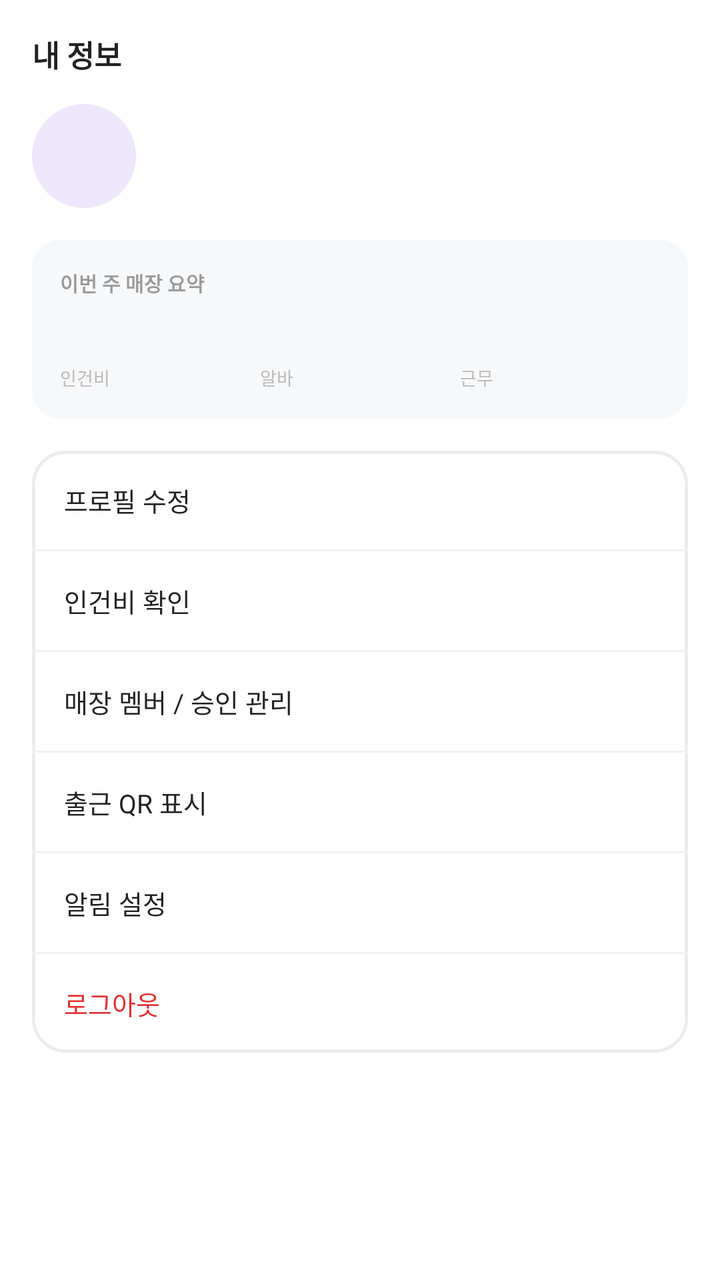
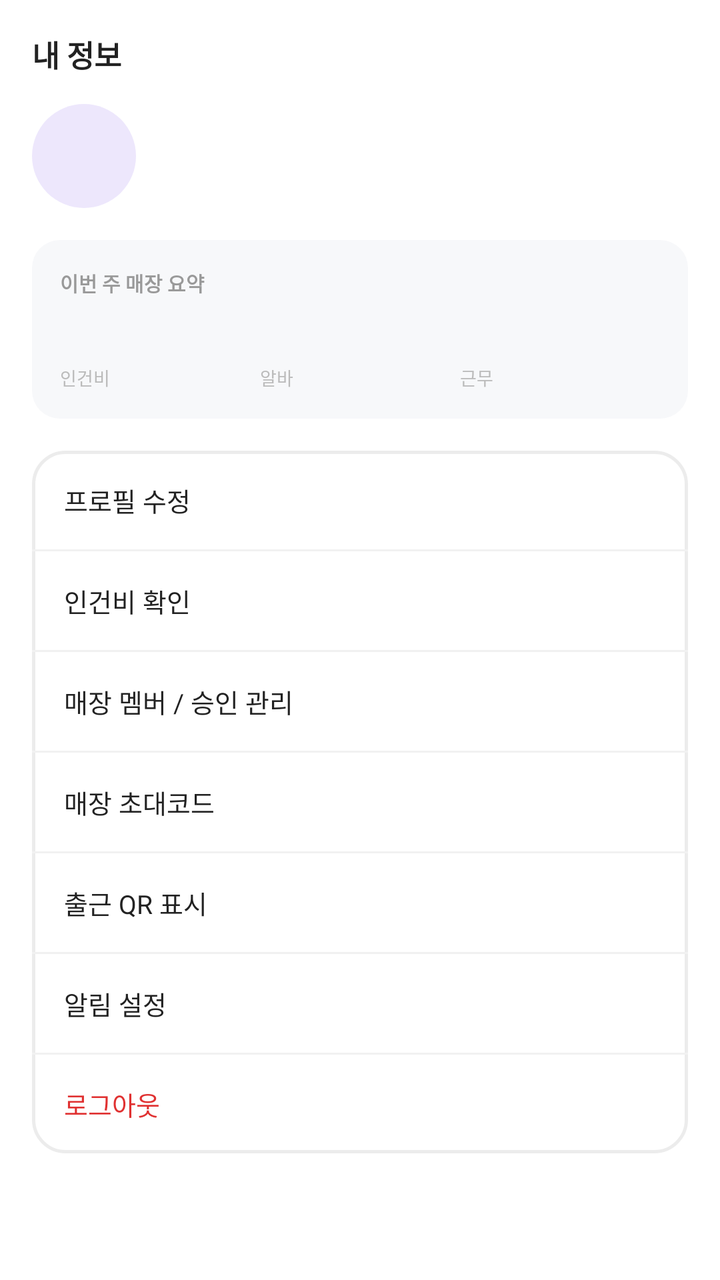

Screens rendered from an Android XML layout before and after an edit, with the pre-edit source and the edit as a unified diff.
<!-- AndroidManifest.xml: application theme Theme.PTManagerEmployer -->
<!-- res/layout/fragment_my.xml -->
<?xml version="1.0" encoding="utf-8"?>
<androidx.core.widget.NestedScrollView xmlns:android="http://schemas.android.com/apk/res/android"
    android:layout_width="match_parent"
    android:layout_height="match_parent"
    android:background="@color/white"
    android:fillViewport="true">

    <LinearLayout
        android:layout_width="match_parent"
        android:layout_height="wrap_content"
        android:orientation="vertical"
        android:paddingHorizontal="16dp"
        android:paddingTop="16dp"
        android:paddingBottom="24dp">

        <TextView
            android:layout_width="wrap_content"
            android:layout_height="wrap_content"
            android:text="내 정보"
            android:textColor="@color/text_primary"
            android:textSize="15sp"
            android:textStyle="bold" />

        
        <LinearLayout
            android:layout_width="match_parent"
            android:layout_height="wrap_content"
            android:layout_marginTop="14dp"
            android:orientation="horizontal"
            android:gravity="center_vertical">

            <View
                android:layout_width="52dp"
                android:layout_height="52dp"
                android:background="@drawable/bg_circle_blue" />

            <LinearLayout
                android:layout_width="0dp"
                android:layout_height="wrap_content"
                android:layout_weight="1"
                android:layout_marginStart="14dp"
                android:orientation="vertical">

                <TextView
                    android:id="@+id/tv_my_name"
                    android:layout_width="wrap_content"
                    android:layout_height="wrap_content"
                    android:text=""
                    android:textColor="@color/text_primary"
                    android:textSize="17sp"
                    android:textStyle="bold" />

                <TextView
                    android:id="@+id/tv_my_sub"
                    android:layout_width="wrap_content"
                    android:layout_height="wrap_content"
                    android:layout_marginTop="3dp"
                    android:text=""
                    android:textColor="@color/text_tertiary"
                    android:textSize="12sp" />
            </LinearLayout>
        </LinearLayout>

        
        <LinearLayout
            android:layout_width="match_parent"
            android:layout_height="wrap_content"
            android:layout_marginTop="16dp"
            android:orientation="vertical"
            android:background="@drawable/bg_soft_gray"
            android:padding="14dp">

            <TextView
                android:layout_width="wrap_content"
                android:layout_height="wrap_content"
                android:text="이번 주 매장 요약"
                android:textColor="@color/text_tertiary"
                android:textSize="10sp"
                android:textStyle="bold" />

            <LinearLayout
                android:layout_width="match_parent"
                android:layout_height="wrap_content"
                android:layout_marginTop="10dp"
                android:orientation="horizontal"
                android:baselineAligned="false">

                <LinearLayout style="@style/SummaryCol">
                    <TextView style="@style/SummaryNum" android:text="" />
                    <TextView style="@style/SummaryLabel" android:text="인건비" />
                </LinearLayout>

                <LinearLayout style="@style/SummaryCol">
                    <TextView style="@style/SummaryNum" android:text="" />
                    <TextView style="@style/SummaryLabel" android:text="알바" />
                </LinearLayout>

                <LinearLayout style="@style/SummaryCol">
                    <TextView style="@style/SummaryNum" android:text="" />
                    <TextView style="@style/SummaryLabel" android:text="근무" />
                </LinearLayout>
            </LinearLayout>
        </LinearLayout>

        
        <LinearLayout
            android:layout_width="match_parent"
            android:layout_height="wrap_content"
            android:layout_marginTop="16dp"
            android:orientation="vertical"
            android:background="@drawable/bg_card"
            android:divider="@drawable/divider_line"
            android:showDividers="middle">

            <TextView android:id="@+id/row_profile" style="@style/MenuRow" android:text="프로필 수정" />
            <TextView android:id="@+id/row_labor" style="@style/MenuRow" android:text="인건비 확인" />
            <TextView android:id="@+id/row_members" style="@style/MenuRow" android:text="매장 멤버 / 승인 관리" />
            <TextView android:id="@+id/row_qr" style="@style/MenuRow" android:text="출근 QR 표시" />
            <TextView android:id="@+id/row_noti" style="@style/MenuRow" android:text="알림 설정" />
            <TextView android:id="@+id/row_logout" style="@style/MenuRow" android:text="로그아웃" android:textColor="@color/accent_red" />
        </LinearLayout>
    </LinearLayout>
</androidx.core.widget.NestedScrollView>
<!-- resources referenced by this layout -->
<resources>
  <color name="accent_red">#E03131</color>
  <color name="text_primary">#222222</color>
  <color name="text_tertiary">#999999</color>
  <color name="white">#FFFFFFFF</color>
  <!-- drawable bg_card (drawable) -->
  <?xml version="1.0" encoding="utf-8"?>
  <shape xmlns:android="http://schemas.android.com/apk/res/android" android:shape="rectangle">
      <solid android:color="@color/white" />
      <corners android:radius="16dp" />
      <stroke android:width="1.5dp" android:color="@color/border" />
  </shape>
  <!-- drawable bg_circle_blue (drawable) -->
  <?xml version="1.0" encoding="utf-8"?>
  <shape xmlns:android="http://schemas.android.com/apk/res/android" android:shape="oval">
      <solid android:color="@color/brand_chip" />
  </shape>
  <!-- drawable bg_soft_gray (drawable) -->
  <?xml version="1.0" encoding="utf-8"?>
  <shape xmlns:android="http://schemas.android.com/apk/res/android" android:shape="rectangle">
      <solid android:color="@color/surface_gray" />
      <corners android:radius="14dp" />
  </shape>
  <!-- drawable divider_line (drawable) -->
  <?xml version="1.0" encoding="utf-8"?>
  <shape xmlns:android="http://schemas.android.com/apk/res/android" android:shape="rectangle">
      <size android:height="1dp" />
      <solid android:color="@color/divider" />
  </shape>
  <style name="MenuRow">
          <item name="android:layout_width">match_parent</item>
          <item name="android:layout_height">wrap_content</item>
          <item name="android:textColor">@color/text_primary</item>
          <item name="android:textSize">13sp</item>
          <item name="android:paddingHorizontal">16dp</item>
          <item name="android:paddingVertical">15dp</item>
          <item name="android:background">?attr/selectableItemBackground</item>
      </style>
  <style name="SummaryCol">
          <item name="android:layout_width">0dp</item>
          <item name="android:layout_height">wrap_content</item>
          <item name="android:layout_weight">1</item>
          <item name="android:orientation">vertical</item>
      </style>
  <style name="SummaryLabel">
          <item name="android:layout_width">wrap_content</item>
          <item name="android:layout_height">wrap_content</item>
          <item name="android:layout_marginTop">3dp</item>
          <item name="android:textColor">@color/text_hint</item>
          <item name="android:textSize">9sp</item>
      </style>
  <style name="SummaryNum">
          <item name="android:layout_width">wrap_content</item>
          <item name="android:layout_height">wrap_content</item>
          <item name="android:textColor">@color/text_primary</item>
          <item name="android:textSize">15sp</item>
          <item name="android:textStyle">bold</item>
      </style>
  <style name="Theme.PTManagerEmployer" parent="Base.Theme.PTManagerEmployer" />
  <color name="border">#ECECEC</color>
  <color name="brand_chip">#EDE7FC</color>
  <color name="surface_gray">#F7F8FA</color>
  <color name="divider">#F1F1F1</color>
  <color name="text_hint">#BBBBBB</color>
  <style name="Base.Theme.PTManagerEmployer" parent="Theme.Material3.Light.NoActionBar">
          <item name="colorPrimary">@color/brand</item>
          <item name="colorOnPrimary">@color/white</item>
          <item name="colorSurface">@color/white</item>
          <item name="colorOnSurface">@color/text_primary</item>
          <item name="android:colorBackground">@color/white</item>
          <item name="android:statusBarColor">@color/white</item>
          <item name="android:navigationBarColor">@color/white</item>
          <item name="android:windowLightStatusBar">true</item>
          <item name="android:windowLightNavigationBar" tools:targetApi="o_mr1">true</item>
      </style>
  <color name="brand">#7048E8</color>
</resources>

<!-- the commit's change to res/layout/fragment_my.xml (unified diff, before → after) -->
@@ -115,6 +115,7 @@
             <TextView android:id="@+id/row_profile" style="@style/MenuRow" android:text="프로필 수정" />
             <TextView android:id="@+id/row_labor" style="@style/MenuRow" android:text="인건비 확인" />
             <TextView android:id="@+id/row_members" style="@style/MenuRow" android:text="매장 멤버 / 승인 관리" />
+            <TextView android:id="@+id/row_invite" style="@style/MenuRow" android:text="매장 초대코드" />
             <TextView android:id="@+id/row_qr" style="@style/MenuRow" android:text="출근 QR 표시" />
             <TextView android:id="@+id/row_noti" style="@style/MenuRow" android:text="알림 설정" />
             <TextView android:id="@+id/row_logout" style="@style/MenuRow" android:text="로그아웃" android:textColor="@color/accent_red" />
